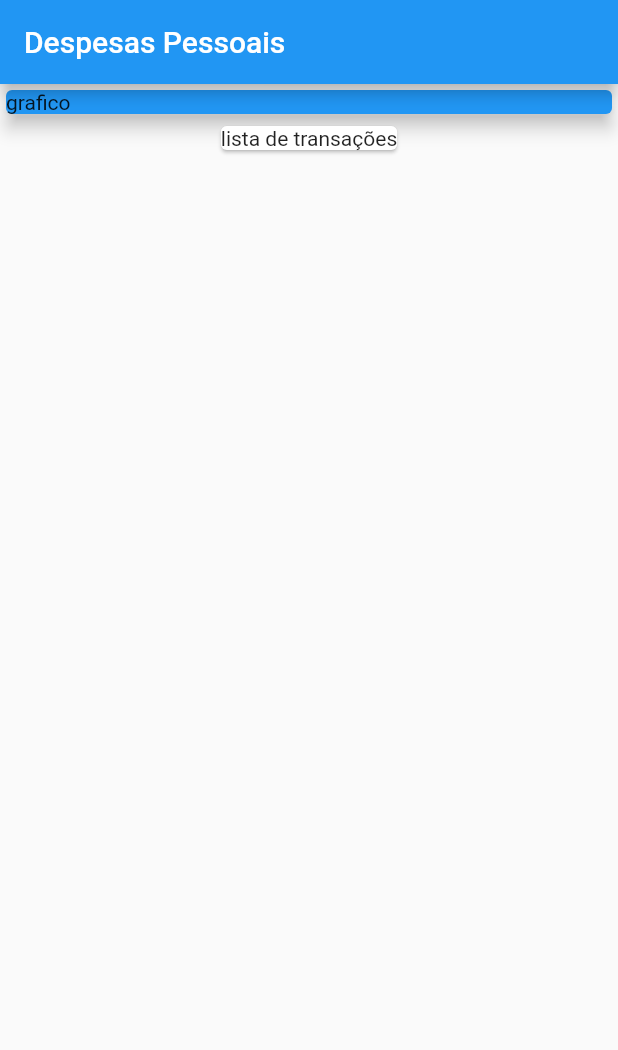
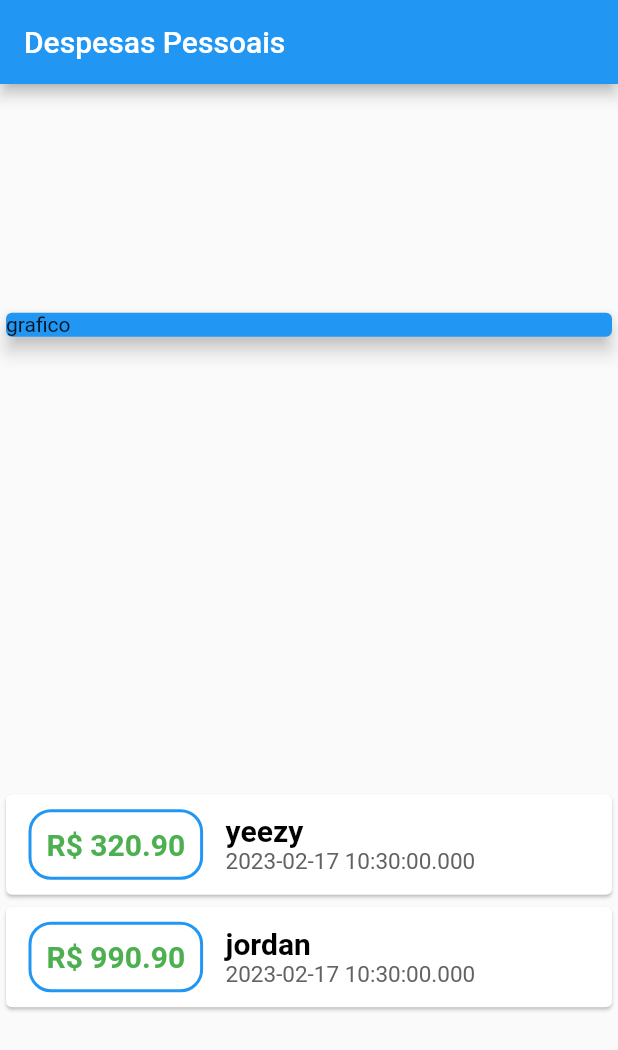
Before and after one commit to ErickDutra/ExpansesAPP, a Flutter app: the screen it shows after launch, on a phone screen of 412 x 824 dp. Shown: the top 1050 px of the screen. Run offline on Flutter 3.47's test engine with Material 2 defaults, Android fonts, the phone set to English and light mode, and no system bars.

Commit message:
melhorias na amostra de gastos

```diff
--- a/expanses/lib/main.dart
+++ b/expanses/lib/main.dart
@@ -1,3 +1,4 @@
+import './models/transaction.dart';
 import 'package:flutter/material.dart';
 
 main() => runApp(ExpansesApp());
@@ -10,23 +11,85 @@ class ExpansesApp extends StatelessWidget {
 }
 
 class MyHomePag extends StatelessWidget {
+  final _transactions = [
+    Transaction(
+      id: 't1',
+      title: 'yeezy',
+      value: 320.90,
+      date: DateTime.now(),
+    ),
+    Transaction(
+      id: 't2',
+      title: 'jordan',
+      value: 990.90,
+      date: DateTime.now(),
+    )
+  ];
+
   @override
   Widget build(BuildContext context) {
     return Scaffold(
       appBar: AppBar(
         title: Text('Despesas Pessoais'),
       ),
-      body: Column(children: <Widget>[
+      body: Column(
+          mainAxisAlignment: MainAxisAlignment.spaceAround,
+          crossAxisAlignment: CrossAxisAlignment.stretch,
+          children: <Widget>[
             Container(
-          width: double.infinity,
               child: Card(
                 color: Colors.blue,
                 child: Text('grafico'),
                 elevation: 5,
               ),
             ),
-        Card(
-          child: Text('lista de transações'),
+            Column(
+              children: _transactions.map((tr) {
+                return Card(
+                  child: Row(
+                    children: <Widget>[
+                      Container(
+                        margin: EdgeInsets.symmetric(
+                          horizontal: 15,
+                          vertical: 10,
+                        ),
+                        decoration: BoxDecoration(
+                            borderRadius: BorderRadius.circular(15),
+                            border: Border.all(
+                              color: Colors.blue,
+                              width: 2,
+                            )),
+                        padding: EdgeInsets.all(10),
+                        child: Text('R\$ ${tr.value.toStringAsFixed(2)}',
+                            style: TextStyle(
+                                fontWeight: FontWeight.bold,
+                                fontSize: 20,
+                                color: Colors.green)),
+                      ),
+                      Column(
+                        crossAxisAlignment: CrossAxisAlignment.start,
+                        children: <Widget>[
+                          Text(
+                            tr.title,
+                            style: TextStyle(
+                              fontWeight: FontWeight.bold,
+                              fontSize: 20,
+                              color: Colors.black,
+                            ),
+                          ),
+                          Text(
+                            tr.date.toString(),
+                            style: TextStyle(
+                              fontSize: 15,
+                              color: Color.fromARGB(255, 99, 98, 98),
+                            ),
+                          )
+                        ],
+                      )
+                    ],
+                  ),
+                );
+              }).toList(),
             )
           ]),
     );
--- /dev/null
+++ b/expanses/lib/models/transaction.dart
@@ -0,0 +1,13 @@
+class Transaction {
+  final String id;
+  final String title;
+  final double value;
+  final DateTime date;
+
+  Transaction({
+    required this.id,
+    required this.title,
+    required this.value,
+    required this.date,
+  });
+}
```
Lines whose indentation alone changed are shown as unchanged.
